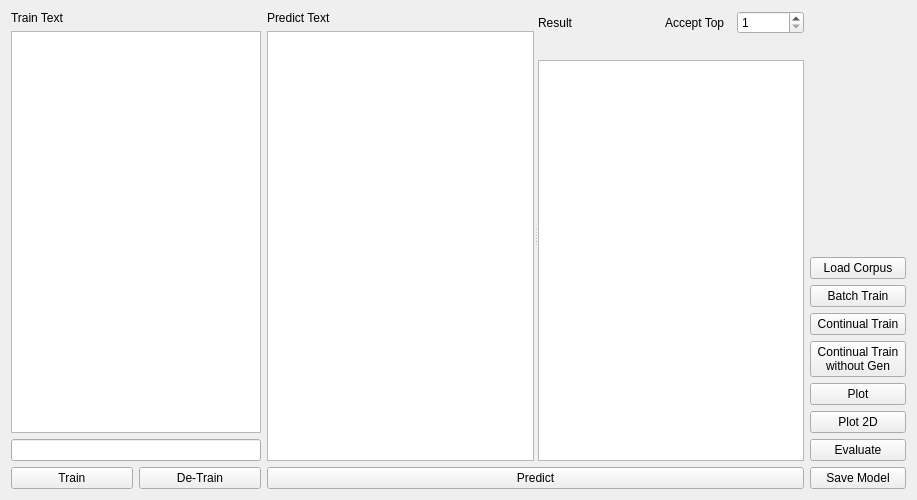
Before: the Qt Designer form Ui_Window.ui in Holence/AutoTag, drawn with Qt 5.
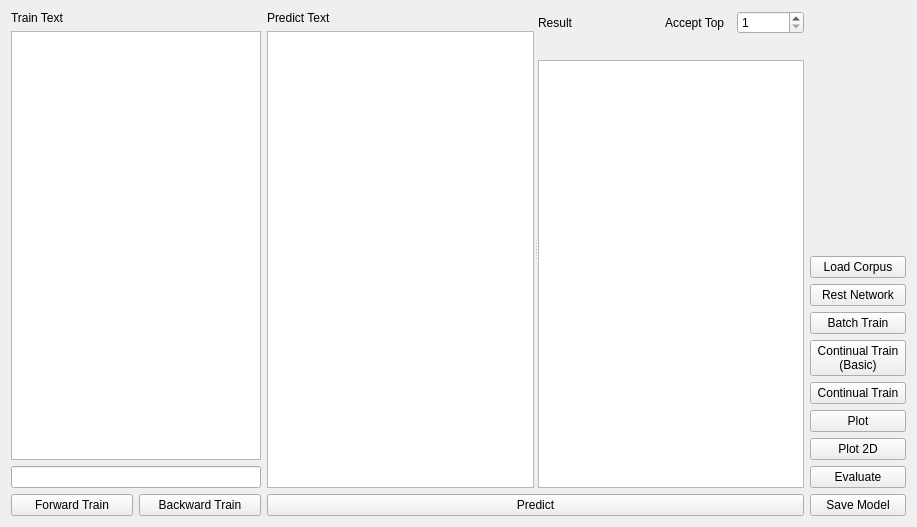
After: the same form once the commit is applied.

Patch:
```diff
--- a/Ui_Window.ui
+++ b/Ui_Window.ui
@@ -7,7 +7,7 @@
     <x>0</x>
     <y>0</y>
     <width>917</width>
-    <height>500</height>
+    <height>527</height>
    </rect>
   </property>
   <property name="windowTitle">
@@ -60,7 +60,7 @@
           </sizepolicy>
          </property>
          <property name="text">
-          <string> Train </string>
+          <string> Forward Train </string>
          </property>
         </widget>
        </item>
@@ -73,7 +73,7 @@
           </sizepolicy>
          </property>
          <property name="text">
-          <string> De-Train </string>
+          <string> Backward Train </string>
          </property>
         </widget>
        </item>
@@ -231,6 +231,19 @@
        </property>
       </widget>
      </item>
+     <item>
+      <widget class="QPushButton" name="pushButton_reset">
+       <property name="sizePolicy">
+        <sizepolicy hsizetype="Preferred" vsizetype="Fixed">
+         <horstretch>0</horstretch>
+         <verstretch>0</verstretch>
+        </sizepolicy>
+       </property>
+       <property name="text">
+        <string> Rest Network </string>
+       </property>
+      </widget>
+     </item>
      <item>
       <widget class="QPushButton" name="pushButton_batch_train">
        <property name="sizePolicy">
@@ -244,6 +257,20 @@
        </property>
       </widget>
      </item>
+     <item>
+      <widget class="QPushButton" name="pushButton_continual_train_basic">
+       <property name="sizePolicy">
+        <sizepolicy hsizetype="Preferred" vsizetype="Fixed">
+         <horstretch>0</horstretch>
+         <verstretch>0</verstretch>
+        </sizepolicy>
+       </property>
+       <property name="text">
+        <string>Continual Train
+(Basic)</string>
+       </property>
+      </widget>
+     </item>
      <item>
       <widget class="QPushButton" name="pushButton_continual_train">
        <property name="sizePolicy">
@@ -257,20 +284,6 @@
        </property>
       </widget>
      </item>
-     <item>
-      <widget class="QPushButton" name="pushButton_continual_train2">
-       <property name="sizePolicy">
-        <sizepolicy hsizetype="Preferred" vsizetype="Fixed">
-         <horstretch>0</horstretch>
-         <verstretch>0</verstretch>
-        </sizepolicy>
-       </property>
-       <property name="text">
-        <string>Continual Train
-without Gen</string>
-       </property>
-      </widget>
-     </item>
      <item>
       <widget class="QPushButton" name="pushButton_plot">
        <property name="sizePolicy">
```
